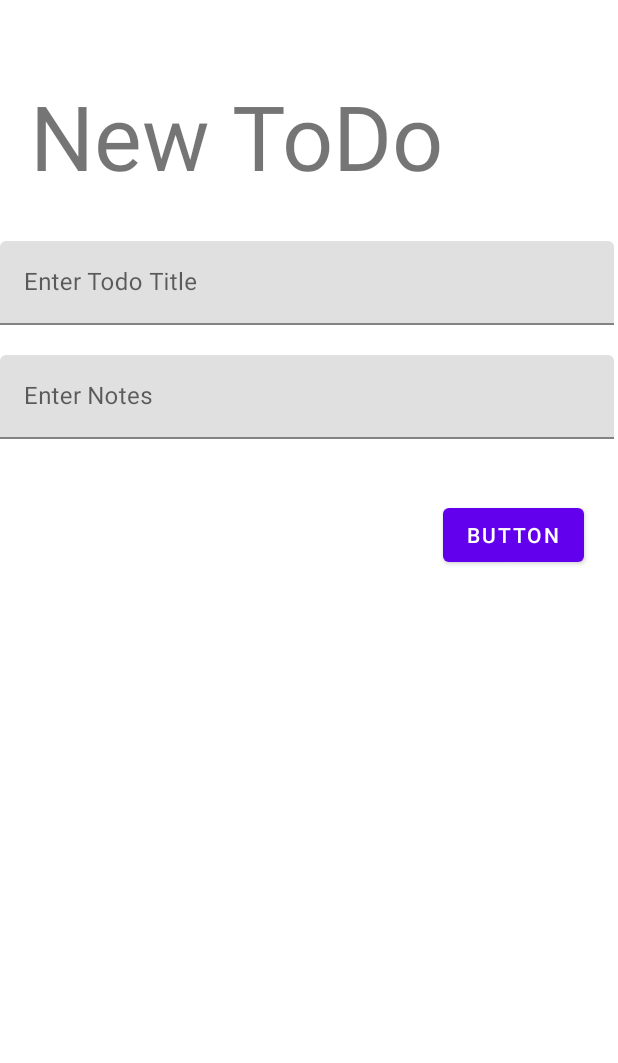
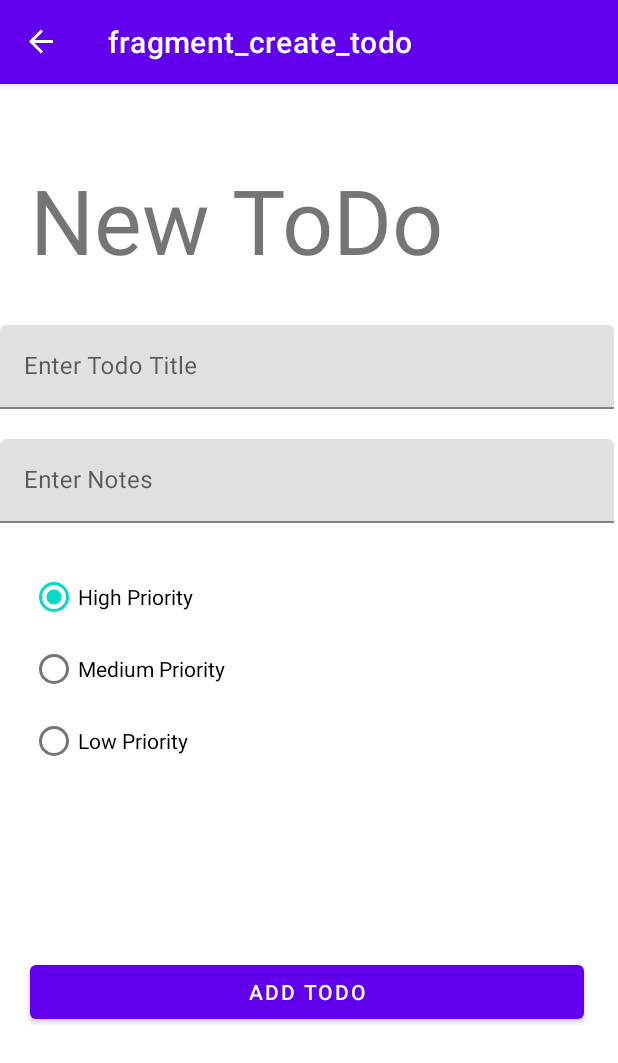
Before and after one commit to Phizho/adv160418062_Week8, an Android app: the screen it shows after launch (MainActivity), after a tap on an icon or button, on a phone screen of 412 x 824 dp. Shown: the top 1063 px of the screen. Run offline under Robolectric (Android 15) with nearby library versions, the phone set to English and light mode, and no system bars; our stand-ins replace Room's generated code, navigation-ui.

```diff
--- a/app/src/main/java/com/ubaya/todoapp/Model/Model.kt
+++ b/app/src/main/java/com/ubaya/todoapp/Model/Model.kt
@@ -7,7 +7,11 @@ data class Todo(
     @ColumnInfo(name="title")
     var title:String,
     @ColumnInfo(name="notes")
-    var notes:String
+    var notes:String,
+    @ColumnInfo(name="priority")
+    var priority:Int,
+    @ColumnInfo(name="is_done")
+    var is_done:Int
     ) {
     @PrimaryKey(autoGenerate = true)
     var uuid:Int =0
--- a/app/src/main/java/com/ubaya/todoapp/Model/TodoDao.kt
+++ b/app/src/main/java/com/ubaya/todoapp/Model/TodoDao.kt
@@ -7,7 +7,7 @@ interface TodoDao {
     @Insert(onConflict = OnConflictStrategy.REPLACE)
     suspend fun insertAll(vararg todo:Todo)
 
-    @Query("SELECT * FROM todo")
+    @Query("SELECT * FROM todo WHERE is_done = 0 ORDER BY priority DESC")
     suspend fun selectAllTodo(): List<Todo>
 
     @Query("SELECT * FROM todo WHERE uuid= :id")
@@ -15,4 +15,11 @@ interface TodoDao {
 
     @Delete
     suspend fun deleteTodo(todo:Todo)
+
+    @Query("Update todo SET is_done=:is_done WHERE uuid = :id")
+    suspend fun checked(is_done:Int, id:Int)
+
+    @Query("UPDATE todo SET title=:title, notes=:notes, priority=:priority WHERE uuid = :id")
+            suspend fun update(title:String, notes:String, priority:Int, id:Int)
+
 }
--- /dev/null
+++ b/app/src/main/java/com/ubaya/todoapp/Util/Util.kt
@@ -0,0 +1,31 @@
+package com.ubaya.todoapp.Util
+
+import android.content.Context
+import androidx.room.Room
+import androidx.room.migration.Migration
+import androidx.sqlite.db.SupportSQLiteDatabase
+import com.ubaya.todoapp.Model.TodoDatabase
+
+val DB_NAME = "newtododb"
+fun buildDb(context: Context):TodoDatabase {
+    val db = Room.databaseBuilder(context,
+        TodoDatabase::class.java, DB_NAME)
+        .addMigrations(MIGRATION_1_2, MIGRATION_2_3)
+        .build()
+
+    return db
+}
+
+val MIGRATION_1_2 = object : Migration(1, 2) {
+    override fun migrate(database: SupportSQLiteDatabase) {
+        database.execSQL(
+            "ALTER TABLE todo ADD COLUMN priority INTEGER DEFAULT 3 not null")
+    }
+}
+
+val MIGRATION_2_3 = object : Migration(2, 3) {
+    override fun migrate(database: SupportSQLiteDatabase) {
+        database.execSQL(
+            "ALTER TABLE todo ADD COLUMN is_done INTEGER DEFAULT 0 not null")
+    }
+}
--- a/app/src/main/java/com/ubaya/todoapp/View/MainActivity.kt
+++ b/app/src/main/java/com/ubaya/todoapp/View/MainActivity.kt
@@ -2,11 +2,28 @@ package com.ubaya.todoapp.View
 
 import androidx.appcompat.app.AppCompatActivity
 import android.os.Bundle
+import androidx.navigation.NavController
+import androidx.navigation.Navigation
+import androidx.navigation.fragment.NavHostFragment
+import androidx.navigation.ui.NavigationUI
 import com.ubaya.todoapp.R
 
 class MainActivity : AppCompatActivity() {
+
+    private lateinit var navController: NavController
+
     override fun onCreate(savedInstanceState: Bundle?) {
         super.onCreate(savedInstanceState)
         setContentView(R.layout.activity_main)
+
+        val navHostFragment = supportFragmentManager.findFragmentById(R.id.fragmentHost) as NavHostFragment
+        val navController = navHostFragment.navController
+
+        NavigationUI.setupActionBarWithNavController(this, navController)
     }
+
+    override fun onSupportNavigateUp(): Boolean {
+        return NavigationUI.navigateUp(navController,null)
+    }
+
 }
--- a/app/src/main/java/com/ubaya/todoapp/ViewModel/ListTodoViewModel.kt
+++ b/app/src/main/java/com/ubaya/todoapp/ViewModel/ListTodoViewModel.kt
@@ -6,6 +6,7 @@ import androidx.lifecycle.MutableLiveData
 import androidx.room.Room
 import com.ubaya.todoapp.Model.Todo
 import com.ubaya.todoapp.Model.TodoDatabase
+import com.ubaya.todoapp.Util.buildDb
 import kotlinx.coroutines.*
 import kotlin.coroutines.CoroutineContext
 
@@ -21,10 +22,7 @@ class ListTodoViewModel(application: Application) : AndroidViewModel(application
         loadingLD.value = true
         todoLoadErrorLD.value = false
         launch {
-            val db = Room.databaseBuilder(
-                getApplication(),
-                TodoDatabase::class.java, "newtododb"
-            ).build()
+            val db = buildDb(getApplication())
 
             todoLD.value = db.todoDao().selectAllTodo()
         }
@@ -32,11 +30,8 @@ class ListTodoViewModel(application: Application) : AndroidViewModel(application
 
     fun clearTask(todo: Todo) {
         launch {
-            val db = Room.databaseBuilder(
-                getApplication(),
-                TodoDatabase::class.java, "newtododb"
-            ).build()
-            db.todoDao().deleteTodo(todo)
+            val db = buildDb(getApplication())
+            db.todoDao().checked(1, todo.uuid)
 
             todoLD.value = db.todoDao().selectAllTodo()
         }
--- a/app/src/main/res/layout/fragment_create_todo.xml
+++ b/app/src/main/res/layout/fragment_create_todo.xml
@@ -11,7 +11,7 @@
         android:layout_height="match_parent">
 
         <TextView
-            android:id="@+id/textView"
+            android:id="@+id/txtJudulTodo"
             android:layout_width="wrap_content"
             android:layout_height="wrap_content"
             android:layout_marginStart="20dp"
@@ -34,7 +34,7 @@
             app:hintEnabled="true"
             app:layout_constraintEnd_toEndOf="parent"
             app:layout_constraintStart_toStartOf="parent"
-            app:layout_constraintTop_toBottomOf="@+id/textView">
+            app:layout_constraintTop_toBottomOf="@+id/txtJudulTodo">
 
             <com.google.android.material.textfield.TextInputEditText
                 android:id="@+id/txtTitle"
@@ -63,12 +63,46 @@
 
         <Button
             android:id="@+id/addBtn"
+            android:layout_width="0dp"
+            android:layout_height="wrap_content"
+            android:layout_marginStart="20dp"
+            android:layout_marginEnd="20dp"
+            android:layout_marginBottom="100dp"
+            android:text="Add Todo"
+            app:layout_constraintBottom_toBottomOf="parent"
+            app:layout_constraintEnd_toEndOf="parent"
+            app:layout_constraintStart_toStartOf="parent" />
+
+        <RadioGroup
+            android:id="@+id/radioGroupPriority"
             android:layout_width="wrap_content"
             android:layout_height="wrap_content"
-            android:layout_marginTop="40dp"
-            android:layout_marginEnd="20dp"
-            android:text="Button"
-            app:layout_constraintEnd_toEndOf="parent"
-            app:layout_constraintTop_toBottomOf="@+id/textInputLayout2" />
+            android:layout_marginStart="20dp"
+            android:layout_marginTop="25dp"
+            app:layout_constraintStart_toStartOf="parent"
+            app:layout_constraintTop_toBottomOf="@+id/textInputLayout2">
+
+            <RadioButton
+                android:id="@+id/radioHigh"
+                android:layout_width="match_parent"
+                android:layout_height="wrap_content"
+                android:checked="true"
+                android:tag="3"
+                android:text="High Priority" />
+
+            <RadioButton
+                android:id="@+id/radioMedium"
+                android:layout_width="match_parent"
+                android:layout_height="wrap_content"
+                android:tag="2"
+                android:text="Medium Priority" />
+
+            <RadioButton
+                android:id="@+id/radioLow"
+                android:layout_width="match_parent"
+                android:layout_height="wrap_content"
+                android:tag="1"
+                android:text="Low Priority" />
+        </RadioGroup>
     </androidx.constraintlayout.widget.ConstraintLayout>
 </FrameLayout>
--- a/app/src/main/res/navigation/navigation_main.xml
+++ b/app/src/main/res/navigation/navigation_main.xml
@@ -13,10 +13,21 @@
         <action
             android:id="@+id/actionCreateTodo"
             app:destination="@id/createTodoFragment" />
+        <action
+            android:id="@+id/actionEditFragment"
+            app:destination="@id/editFragment" />
     </fragment>
     <fragment
         android:id="@+id/createTodoFragment"
         android:name="com.ubaya.todoapp.View.CreateTodoFragment"
         android:label="fragment_create_todo"
         tools:layout="@layout/fragment_create_todo" />
+    <fragment
+        android:id="@+id/editFragment"
+        android:name="com.ubaya.todoapp.View.EditFragment"
+        android:label="EditFragment" >
+        <argument
+            android:name="uuid"
+            app:argType="integer" />
+    </fragment>
 </navigation>
--- a/app/src/main/res/values/themes.xml
+++ b/app/src/main/res/values/themes.xml
@@ -1,6 +1,6 @@
 <resources xmlns:tools="http://schemas.android.com/tools">
     <!-- Base application theme. -->
-    <style name="Theme.TodoApp" parent="Theme.MaterialComponents.DayNight.NoActionBar">
+    <style name="Theme.TodoApp" parent="Theme.MaterialComponents.DayNight.DarkActionBar">
         <!-- Primary brand color. -->
         <item name="colorPrimary">@color/purple_500</item>
         <item name="colorPrimaryVariant">@color/purple_700</item>
```
Also changed, not shown: app/src/main/java/com/ubaya/todoapp/Model/TodoDatabase.kt (+10 -6 lines), app/src/main/java/com/ubaya/todoapp/View/CreateTodoFragment.kt (+7 -1 lines), app/src/main/java/com/ubaya/todoapp/View/EditFragment.kt (added, +65 -0 lines), app/src/main/java/com/ubaya/todoapp/View/TodoListAdapter.kt (+15 -0 lines), app/src/main/java/com/ubaya/todoapp/ViewModel/DetailTodoViewModel.kt (+20 -4 lines).
